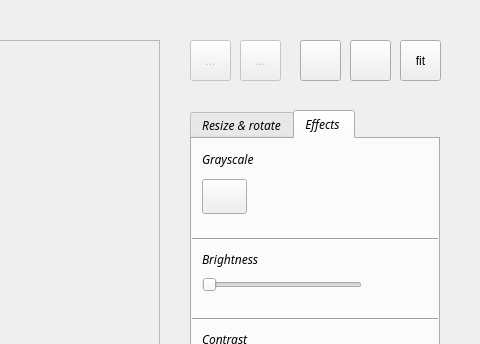
Above: Descan/forms/mainwindow.ui from ratspeaker/descan before the change; both pictures show x 470 to 950 and y 0 to 344 of the 950 by 700 pixel window. Below: the same form after it.
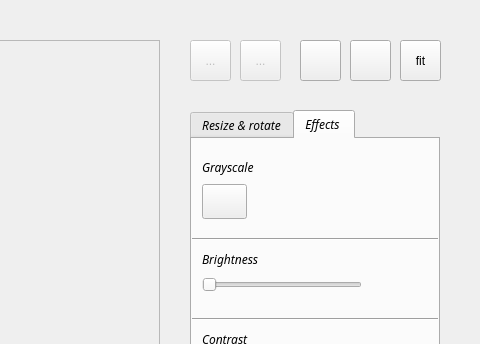
That is the form after the change. The open tabs and pages were chosen to show the change. Icons and pictures are not drawn.

Commit message: style: Some keyboard shortcuts added

Patch:
```diff
--- a/Descan/forms/mainwindow.ui
+++ b/Descan/forms/mainwindow.ui
@@ -551,7 +551,7 @@
        <property name="geometry">
         <rect>
          <x>10</x>
-         <y>40</y>
+         <y>45</y>
          <width>45</width>
          <height>35</height>
         </rect>
@@ -730,7 +730,7 @@
        <property name="geometry">
         <rect>
          <x>10</x>
-         <y>10</y>
+         <y>18</y>
          <width>81</width>
          <height>20</height>
         </rect>
```
Left out of the diff: 26 changed lines with no effect on the pictures. The commit also changes 1 other file.
